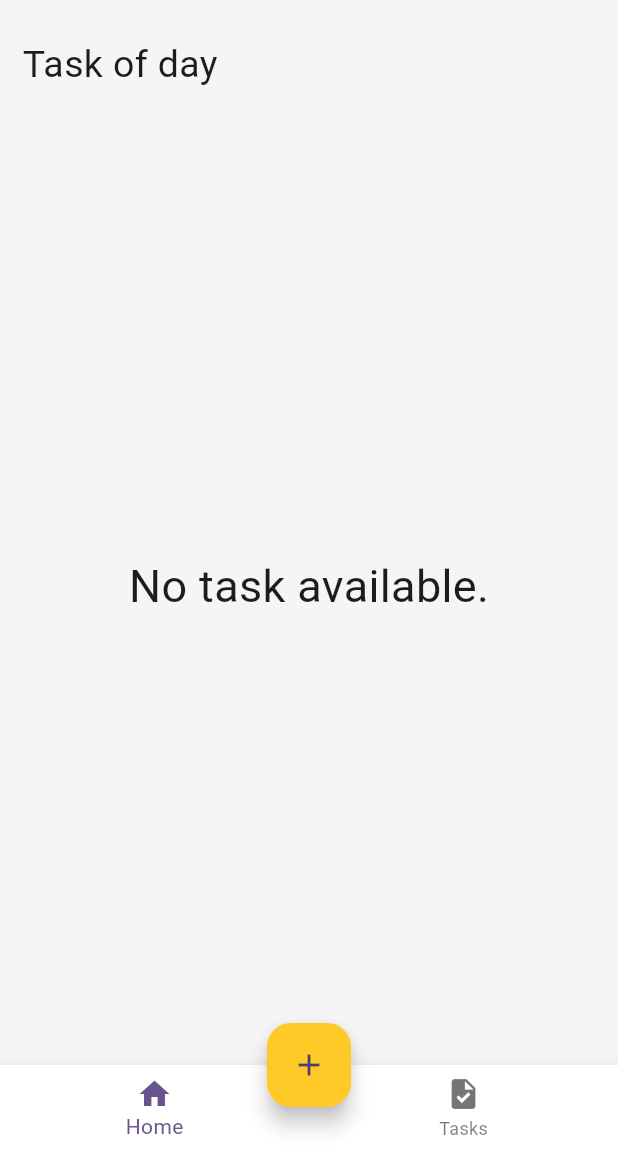
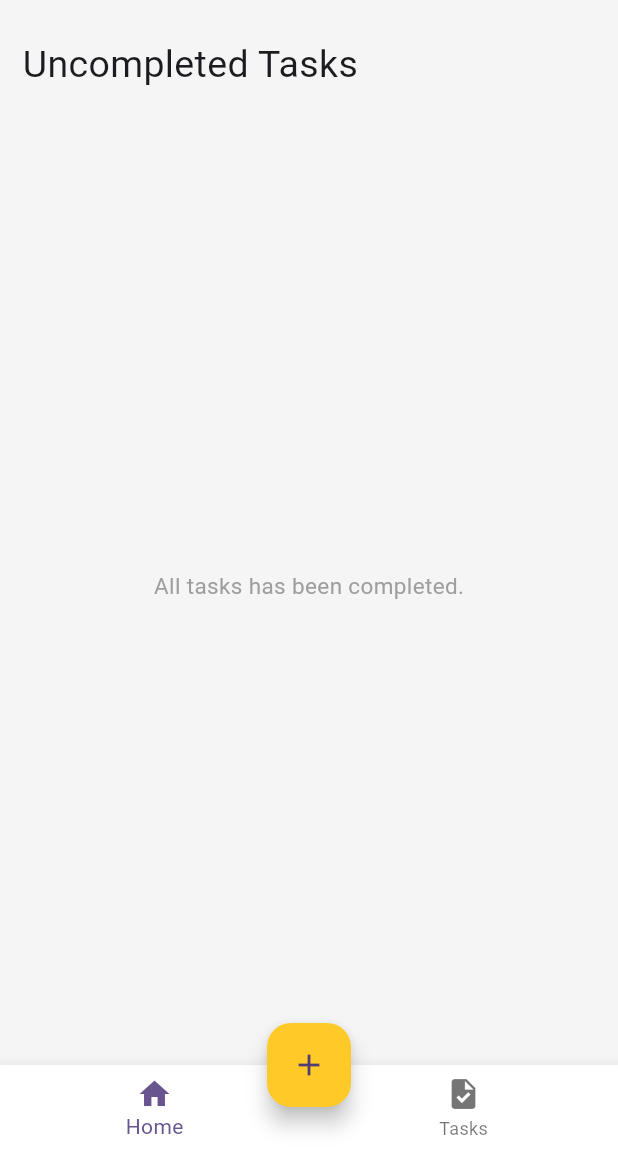
Before and after one commit to yacoubaMaiga/ToDo-mobile-App, a Flutter app: the screen it shows after launch, after a tap on the "delete forever" icon, on a phone screen of 412 x 824 dp, the part 84-1236 px from its top. Run offline on Flutter 3.47's test engine with Material 3 defaults, Android fonts, the phone set to English and light mode, and no system bars; our stand-ins replace sqflite; accounts and stored records are empty.

```diff
--- a/lib/main.dart
+++ b/lib/main.dart
@@ -2,6 +2,7 @@ import 'package:flutter/material.dart';
 import 'package:todoapp/pages/home_page.dart';
 import 'package:todoapp/pages/login.dart';
 import 'package:todoapp/pages/splash_screen.dart';
+import 'package:todoapp/pages/task_details_page.dart';
 
 void main() async {
   WidgetsFlutterBinding.ensureInitialized();
--- a/lib/pages/home_page.dart
+++ b/lib/pages/home_page.dart
@@ -17,22 +17,35 @@ class _HomePageState extends State<HomePage> {
   TextEditingController titleController = TextEditingController();
   TextEditingController descriptionController = TextEditingController();
   List<Task> tasks = [];
+  List<Task> uncompletedTasks = [];
 
   @override
   void initState() {
     super.initState();
     loadTasks();
+    loadUncompletedTasks();
   }
 
   Future<void> loadTasks() async {
     List<Task> allTasks = await sqlHelper.tasks();
-
     setState(() {
       isLoading = true;
     });
 
     setState(() {
       tasks = allTasks;
+      isLoading = false;
+    });
+  }
+
+  Future<void> loadUncompletedTasks() async {
+    List<Task> allUncompletedTasks = await sqlHelper.getUncompletedTasks();
+    setState(() {
+      isLoading = true;
+    });
+
+    setState(() {
+      uncompletedTasks = allUncompletedTasks;
       isLoading = false;
     });
   }
@@ -163,17 +176,17 @@ class _HomePageState extends State<HomePage> {
             //   decoration: BoxDecoration(color: Colors.lightBlue),
             //   child: Row(),
             // ),
-            child: Text('Task of day', style: TextStyle(fontSize: 25)),
+            child: Text('Uncompleted Tasks', style: TextStyle(fontSize: 25)),
           ),
           Expanded(
             child:
                 isLoading
                     ? Center(child: CircularProgressIndicator())
-                    : tasks.isEmpty
+                    : uncompletedTasks.isEmpty
                     ? Center(
                       child: Text(
-                        "No task available.",
-                        style: TextStyle(fontSize: 30),
+                        "All tasks has been completed.",
+                        style: TextStyle(fontSize: 15, color: Colors.grey),
                       ),
                     )
                     : ListView.builder(
--- a/lib/utils/db_helper.dart
+++ b/lib/utils/db_helper.dart
@@ -77,4 +77,27 @@ class SqlHelper {
       conflictAlgorithm: ConflictAlgorithm.replace,
     );
   }
+
+  // Update task status
+  Future<void> updateTaskStatus(Task task, bool status) async {
+    final db = await openDB();
+    await db.update(
+      'tasks',
+      {'status': status ? 1 : 0},
+      where: "id = ?",
+      whereArgs: [task.id],
+      conflictAlgorithm: ConflictAlgorithm.replace,
+    );
+  }
+
+  // Get task uncompleted
+  Future<List<Task>> getUncompletedTasks() async {
+    final db = await openDB();
+    final List<Map<String, Object?>> taskMaps = await db.query(
+      'tasks',
+      where: "status = ?",
+      whereArgs: [0],
+    );
+    return taskMaps.map((e) => Task.fromMap(e)).toList();
+  }
 }
```
Also changed, not shown: lib/pages/task_details_page.dart (added, +82 -0 lines), lib/widgets/task.widget.dart (+45 -2 lines).
